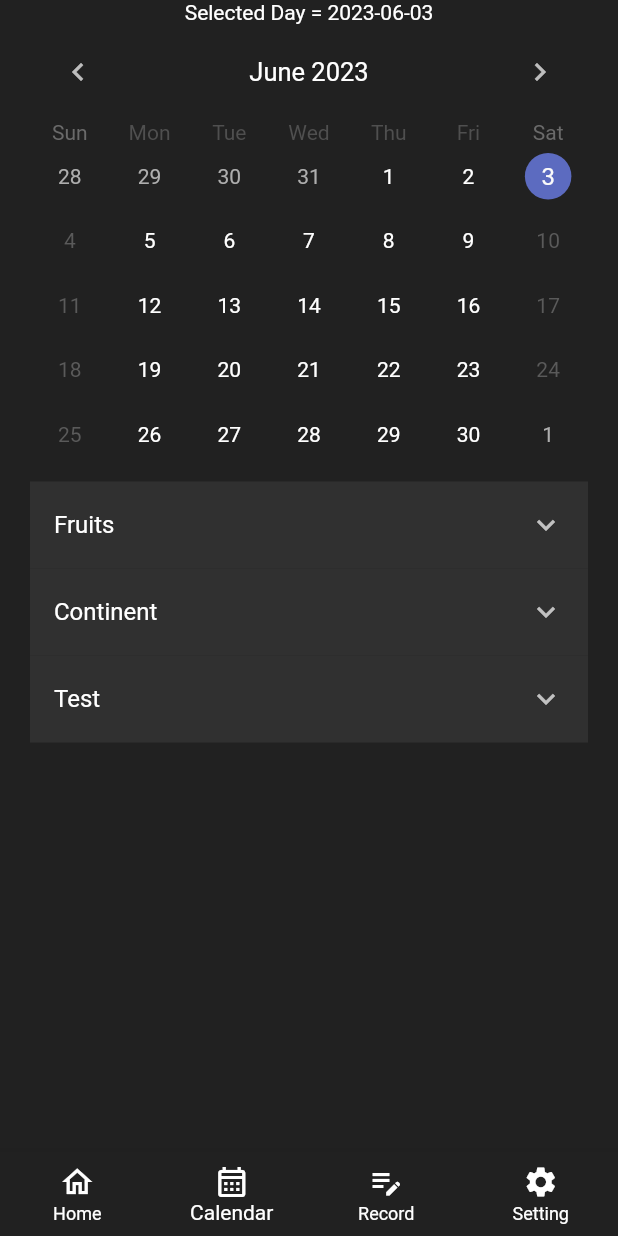
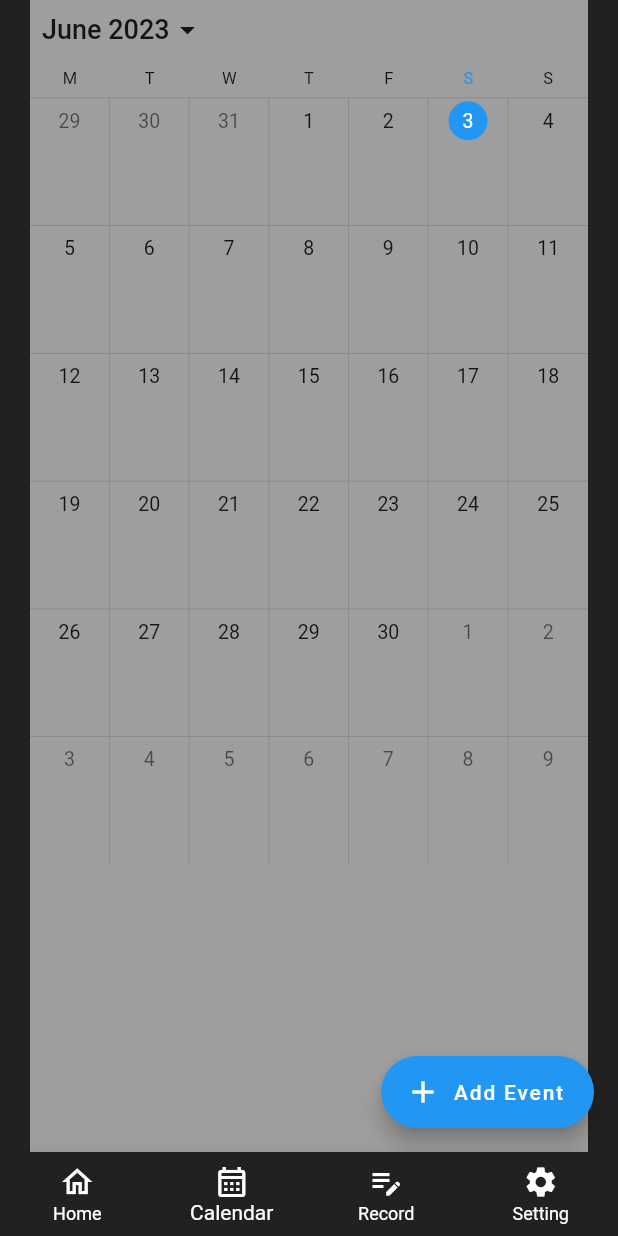
Before and after one commit to matthew99617/funds_management, a Flutter app: the CalendarScreen screen opened by its route, on a phone screen of 412 x 824 dp. Run offline on Flutter 3.47's test engine with Material 2 defaults, Android fonts, the phone set to English and light mode, and no system bars; drawn by our look-alikes of syncfusion_flutter_calendar, table_calendar; our stand-ins replace auto_route, bloc, flutter_bloc, shared_preferences; missing offline and left inert: syncfusion_flutter_core; accounts and stored records are empty.

Commit message:
add Calendar_event

```diff
--- /dev/null
+++ b/lib/model/notes_data_source.dart
@@ -0,0 +1,48 @@
+import 'dart:ui';
+import 'dart:math' as math;
+
+import 'package:funds_management/model/notes.dart';
+import 'package:syncfusion_flutter_calendar/calendar.dart';
+
+class NotesDataSource extends CalendarDataSource {
+
+  NotesDataSource(List<Notes> source) {
+    appointments = source;
+  }
+
+  @override
+  DateTime getStartTime(int index) {
+    return _getNotesData(index).startDate;
+  }
+
+  @override
+  DateTime getEndTime(int index) {
+    return _getNotesData(index).endDate;
+  }
+
+  @override
+  String getSubject(int index) {
+    return _getNotesData(index).title;
+  }
+
+  @override
+  Color getColor(int index) {
+    return Color((math.Random().nextDouble() * 0xFFFFFF).toInt()).withOpacity(1.0)
+    ;
+  }
+
+  @override
+  bool isAllDay(int index) {
+    return true;
+  }
+
+  Notes _getNotesData(int index) {
+    final dynamic notes = appointments![index];
+    late final Notes notesData;
+    if (notes is Notes) {
+      notesData = notes;
+    }
+
+    return notesData;
+  }
+}
--- a/lib/presentation/screen/calendar/calendar_screen.dart
+++ b/lib/presentation/screen/calendar/calendar_screen.dart
@@ -1,6 +1,11 @@
+import 'dart:collection';
+
 import 'package:flutter/material.dart';
-import 'package:funds_management/presentation/screen/calendar/component/plans_titile_group_list.dart';
-import 'package:table_calendar/table_calendar.dart';
+import 'package:funds_management/model/notes_data_source.dart';
+import 'package:syncfusion_flutter_calendar/calendar.dart';
+
+import '../../../model/notes.dart';
+import '../../../shared/share_preference_helper.dart';
 
 class CalendarScreen extends StatefulWidget {
   const CalendarScreen({Key? key}) : super(key: key);
@@ -11,21 +16,57 @@ class CalendarScreen extends StatefulWidget {
 
 class _CalendarScreenState extends State<CalendarScreen> {
   final ScrollController _scrollController = ScrollController();
+  static List<Notes> savedList = [];
+  Map<DateTime, List<Notes>>? _selectedEvent = null;
 
   DateTime today = DateTime.now();
   DateTime firstYear = DateTime.utc(DateTime.now().year.toInt() - 5 , 12, 31);
   DateTime lastYear = DateTime.utc(DateTime.now().year.toInt() + 5 , 12, 31);
 
+  @override
+  void initState() {
+    super.initState();
+    loadData();
+  }
+
+  @override
+  void dispose() {
+    super.dispose();
+  }
+
+  Future loadData() async{
+    final dataStr = await SharePreferenceHelper.getListData();
+    setState(() {
+      savedList = Notes.decode(dataStr);
+    });
+  }
+
+  List<DateTime> getDaysInBetween(DateTime startDate, DateTime endDate) {
+    List<DateTime> days = [];
+    for (int i = 0; i <= endDate.difference(startDate).inDays; i++) {
+      days.add(startDate.add(Duration(days: i)));
+    }
+    return days;
+  }
+
   void _onDaySelected(DateTime day, DateTime focusedDate){
-    setState(() {
-      today = day;
-    });
+    today = day;
   }
 
   @override
   Widget build(BuildContext context) {
     return Scaffold(
-        body: content(),
+      body: content(),
+      floatingActionButton: FloatingActionButton.extended(
+        onPressed: () =>{
+          // BottomSheet(
+          //   onClosing: onClosing,
+          //   builder: builder,
+          // ),
+        },
+        label: Text("Add Event"),
+        icon: Icon(Icons.add),
+      ),
     );
   }
 
@@ -33,29 +74,37 @@ class _CalendarScreenState extends State<CalendarScreen> {
     return SafeArea(
       child: Padding(
         padding: const EdgeInsets.symmetric(horizontal: 20),
-        child: Column(
-          children: <Widget>[
-            Text("Selected Day = ${today.toString().split(" ")[0]}"),
-            Container(
-              child: TableCalendar(
-                locale: "en_US",
-                rowHeight: 43,
-                headerStyle: HeaderStyle(
-                  formatButtonVisible: false,
-                  titleCentered: true,
-                ),
-                availableGestures: AvailableGestures.all,
-                selectedDayPredicate: (day) => isSameDay(day, today),
-                focusedDay: today,
-                firstDay: firstYear,
-                lastDay: lastYear,
-                onDaySelected: _onDaySelected,
-              ),
+        // child: Column(
+        //   children: <Widget>[
+        //     Text("Selected Day = ${today.toString().split(" ")[0]}"),
+        //     Container(
+        //       child: SfCalendar(
+        //         view: CalendarView.month,
+        //         dataSource: NotesDataSource(savedList),
+        //         monthViewSettings: const MonthViewSettings(
+        //           showAgenda: true,
+        //         ),
+        //         viewNavigationMode: ViewNavigationMode.snap,
+        //         firstDayOfWeek: 1,
+        //       ),
+        //     ),
+        //     // SizedBox(height: 10),
+        //     // PlansTitleGroupList(),
+        //   ],
+        // ),
+        child: SfCalendar(
+            view: CalendarView.month,
+            dataSource: NotesDataSource(savedList),
+            monthViewSettings: const MonthViewSettings(
+              showAgenda: true,
+              appointmentDisplayCount: 2,
             ),
-            SizedBox(height: 10),
-            PlansTitleGroupList(),
-          ],
-        ),
+            viewNavigationMode: ViewNavigationMode.snap,
+            backgroundColor: Colors.grey,
+            firstDayOfWeek: 1,
+          showDatePickerButton: true,
+          allowViewNavigation: true,
+          ),
       )
     );
   }
--- a/lib/presentation/screen/setting/component/switch_theme_button.dart
+++ b/lib/presentation/screen/setting/component/switch_theme_button.dart
@@ -1,6 +1,8 @@
 import 'package:flutter/material.dart';
 import 'package:flutter_bloc/flutter_bloc.dart';
 import 'package:funds_management/bloc/cubit/theme/theme_change_cubit.dart';
+
+import '../../../../shared/share_preference_helper.dart';
 
 class SwitchModeButton extends StatefulWidget {
   const SwitchModeButton({Key? key}) : super(key: key);
--- a/lib/shared/theme.dart
+++ b/lib/shared/theme.dart
@@ -1,5 +1,6 @@
 import 'package:flutter/material.dart';
 import 'package:funds_management/shared/colors.dart';
+import 'package:syncfusion_flutter_core/theme.dart';
 
 class AppThemes {
 
--- a/pubspec.yaml
+++ b/pubspec.yaml
@@ -46,7 +46,8 @@ dependencies:
   filter_list: ^1.0.2
   grouped_list: ^5.1.2
   intl: ^0.18.1
-  table_calendar: ^3.0.9
+  syncfusion_flutter_calendar: ^21.2.8
+  syncfusion_flutter_core: ^21.2.8
   shared_preferences: ^2.1.1
   convert: ^3.1.1
   json_annotation: ^4.8.1
```
Also changed, not shown: lib/main.dart (+4 -3 lines), lib/shared/share_preference_helper.dart (+12 -0 lines), pubspec.lock.
